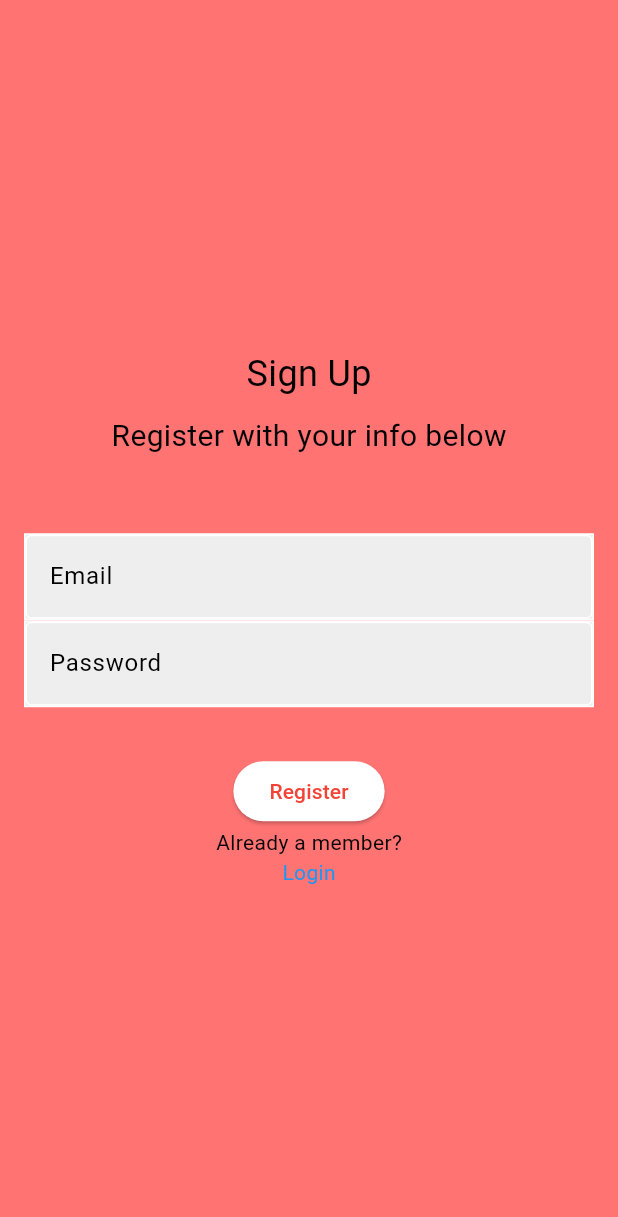
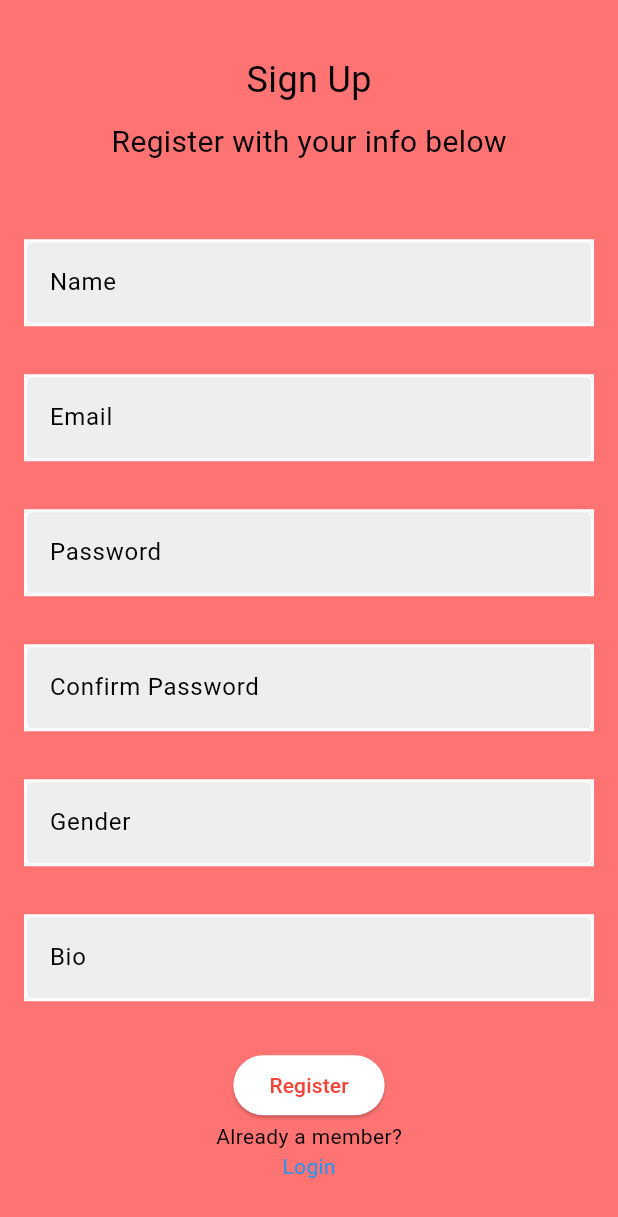
Before and after one commit to RyanSchmit/Mile-High-Matches, a Flutter app: the RegisterPage screen opened directly with empty values, on a phone screen of 412 x 824 dp. Shown: the top 1217 px of the screen. Run offline on Flutter 3.47's test engine with Material 3 defaults, Android fonts, the phone set to English and light mode, and no system bars; our stand-ins replace firebase_auth, firebase_core, swipe_cards; accounts and stored records are empty.

Commit message:
Changed register page to more fields

```diff
--- a/lib/pages/register.dart
+++ b/lib/pages/register.dart
@@ -1,6 +1,5 @@
 import 'package:firebase_auth/firebase_auth.dart';
 import 'package:flutter/material.dart';
-import 'package:milehighmatch/pages/home.dart';
 
 class RegisterPage extends StatefulWidget {
   final VoidCallback showLoginPage;
@@ -11,10 +10,16 @@ class RegisterPage extends StatefulWidget {
 }
 
 class _RegisterPageState extends State<RegisterPage> {
+  final TextEditingController _nameController = TextEditingController();
   final TextEditingController _emailController = TextEditingController();
   final TextEditingController _passwordController = TextEditingController();
+  final TextEditingController _confirmPasswordController = TextEditingController();
+  final TextEditingController _bioController = TextEditingController();
+  final TextEditingController _genderController = TextEditingController();
 
   Future signUp() async {
+    // Check if the confirm password and password are same
+    // Else show error (reference swipable method)
     await FirebaseAuth.instance.createUserWithEmailAndPassword(
         email: _emailController.text.trim(),
         password: _passwordController.text.trim());
@@ -22,8 +27,12 @@ class _RegisterPageState extends State<RegisterPage> {
 
   @override
   void dispose() {
+    _nameController.dispose();
     _emailController.dispose();
     _passwordController.dispose();
+    _confirmPasswordController.dispose();
+    _bioController.dispose();
+    _genderController.dispose();
     super.dispose();
   }
 
@@ -32,39 +41,52 @@ class _RegisterPageState extends State<RegisterPage> {
     return Scaffold(
       backgroundColor: const Color.fromRGBO(255, 115, 115, 1),
       body: Padding(
-        padding: const EdgeInsets.only(left: 16.0, right: 16.0, top: 6.0, bottom: 6.0),
+        padding: const EdgeInsets.only(
+            left: 16.0, right: 16.0, top: 6.0, bottom: 6.0),
         child: Column(
           mainAxisAlignment: MainAxisAlignment.center,
           children: [
             const Text("Sign Up", style: TextStyle(fontSize: 24)),
             const SizedBox(height: 10),
-            const Text("Register with your info below", style: TextStyle(fontSize: 20)),
+            const Text("Register with your info below",
+                style: TextStyle(fontSize: 20)),
             const SizedBox(height: 50),
-
 
             // Input info
             Container(
               decoration: BoxDecoration(
                   color: Colors.grey[200],
-                border: Border.all(color: Colors.white)
+                  border: Border.all(color: Colors.white)),
+              child: TextField(
+                cursorColor: Colors.black,
+                controller: _nameController,
+                decoration: InputDecoration(
+                    border: OutlineInputBorder(),
+                    labelText: "Name",
+                    labelStyle: TextStyle(color: Colors.black)),
               ),
+            ),
+            const SizedBox(height: 32.0),
+
+            Container(
+              decoration: BoxDecoration(
+                  color: Colors.grey[200],
+                  border: Border.all(color: Colors.white)),
               child: TextField(
                 cursorColor: Colors.black,
                 controller: _emailController,
                 decoration: InputDecoration(
                     border: OutlineInputBorder(),
                     labelText: "Email",
-                    labelStyle: TextStyle(color: Colors.black)
+                    labelStyle: TextStyle(color: Colors.black)),
               ),
             ),
-            ),
-
+            const SizedBox(height: 32.0),
 
             Container(
               decoration: BoxDecoration(
                   color: Colors.grey[200],
-                border: Border.all(color: Colors.white)
-              ),
+                  border: Border.all(color: Colors.white)),
               child: TextField(
                 // Make a show password boolean
                 obscureText: true,
@@ -73,8 +95,55 @@ class _RegisterPageState extends State<RegisterPage> {
                 decoration: InputDecoration(
                     border: OutlineInputBorder(),
                     labelText: "Password",
-                    labelStyle: TextStyle(color: Colors.black)
+                    labelStyle: TextStyle(color: Colors.black)),
               ),
+            ),
+            const SizedBox(height: 32.0),
+
+            Container(
+              decoration: BoxDecoration(
+                  color: Colors.grey[200],
+                  border: Border.all(color: Colors.white)),
+              child: TextField(
+                obscureText: true,
+                cursorColor: Colors.black,
+                controller: _confirmPasswordController,
+                decoration: InputDecoration(
+                    border: OutlineInputBorder(),
+                    labelText: "Confirm Password",
+                    labelStyle: TextStyle(color: Colors.black)),
+              ),
+            ),
+            const SizedBox(height: 32.0),
+
+
+            // Change to buttons for male, female of non-binary
+            Container(
+              decoration: BoxDecoration(
+                  color: Colors.grey[200],
+                  border: Border.all(color: Colors.white)),
+              child: TextField(
+                cursorColor: Colors.black,
+                controller: _genderController,
+                decoration: InputDecoration(
+                    border: OutlineInputBorder(),
+                    labelText: "Gender",
+                    labelStyle: TextStyle(color: Colors.black)),
+              ),
+            ),
+            const SizedBox(height: 32.0),
+
+            Container(
+              decoration: BoxDecoration(
+                  color: Colors.grey[200],
+                  border: Border.all(color: Colors.white)),
+              child: TextField(
+                cursorColor: Colors.black,
+                controller: _bioController,
+                decoration: InputDecoration(
+                    border: OutlineInputBorder(),
+                    labelText: "Bio",
+                    labelStyle: TextStyle(color: Colors.black)),
               ),
             ),
             const SizedBox(height: 32.0),
@@ -89,7 +158,10 @@ class _RegisterPageState extends State<RegisterPage> {
             Column(
               children: [
                 const Text("Already a member?"),
-                GestureDetector(onTap: () => widget.showLoginPage(), child: const Text("Login", style: TextStyle(color: Colors.blue)))
+                GestureDetector(
+                    onTap: () => widget.showLoginPage(),
+                    child: const Text("Login",
+                        style: TextStyle(color: Colors.blue)))
               ],
             )
           ],
```
Lines whose indentation alone changed are shown as unchanged.
